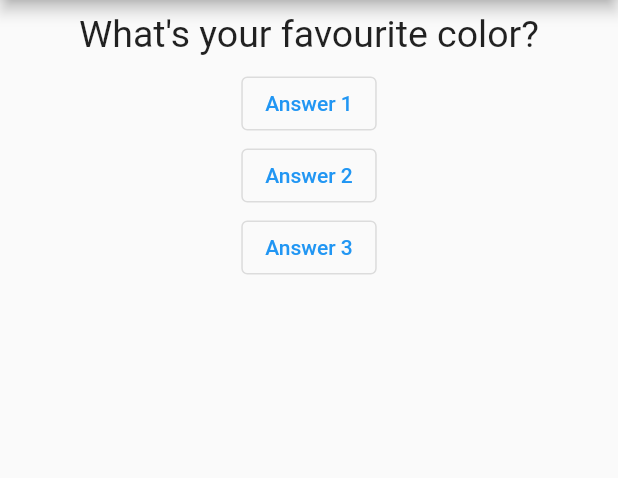
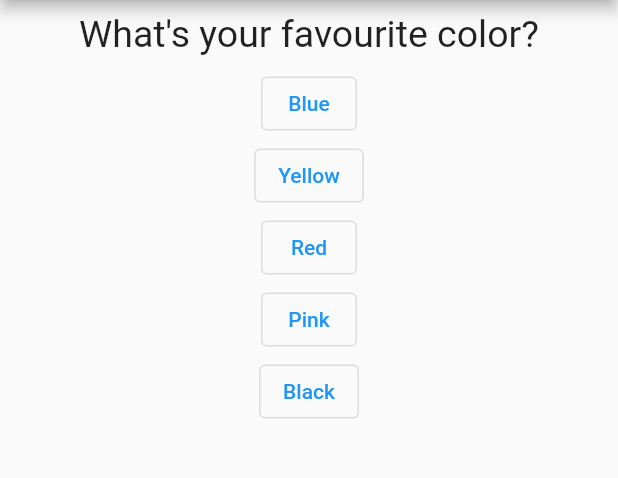
Before and after one commit to darcanj0/questions_app, a Flutter app: the screen it shows after launch, on a phone screen of 412 x 824 dp, the part 84-562 px from its top. Run offline on Flutter 3.47's test engine with Material 2 defaults, Android fonts, the phone set to English and light mode, and no system bars.

Commit message:
refactor: chage question and answer structures

```diff
--- a/lib/main.dart
+++ b/lib/main.dart
@@ -22,12 +22,24 @@ class _QuestionsAppState extends State<QuestionsApp> {
 
   @override
   Widget build(BuildContext context) {
-    final List<String> questions = [
-      "What's your favourite color?",
-      "What's your favourite animal?"
+    final List<Map<String, Object>> questions = [
+      {
+        "question": "What's your favourite color?",
+        "answers": ["Blue", "Yellow", "Red", "Pink", "Black"]
+      },
+      {
+        "question": "What's your favourite animal?",
+        "answers": ["Camel", "Horse", "Morse", "Cat", "Dog"],
+      },
+      {
+        "question": "What's your favourite programming language?",
+        "answers": ["C#", "Java", "Javascript", "Dart", "C++"]
+      }
     ];
 
-    final List<String> answers = ["Answer 1", "Answer 2", "Answer 3"];
+    getAnswers() {
+      return questions[_selectedQuestion].cast()['answers'] as List<String>;
+    }
 
     return MaterialApp(
       home: Scaffold(
@@ -35,8 +47,8 @@ class _QuestionsAppState extends State<QuestionsApp> {
           title: const Text('Questions App'),
         ),
         body: Column(children: [
-          Question(questions.elementAt(_selectedQuestion)),
-          ...answers.map((answer) => AnswerButton(answer, _answerQuestion))
+          Question(questions[_selectedQuestion]['question'].toString()),
+          ...(getAnswers().map((answer) => AnswerButton(answer, _answerQuestion)))
         ]),
       ),
     );
```
